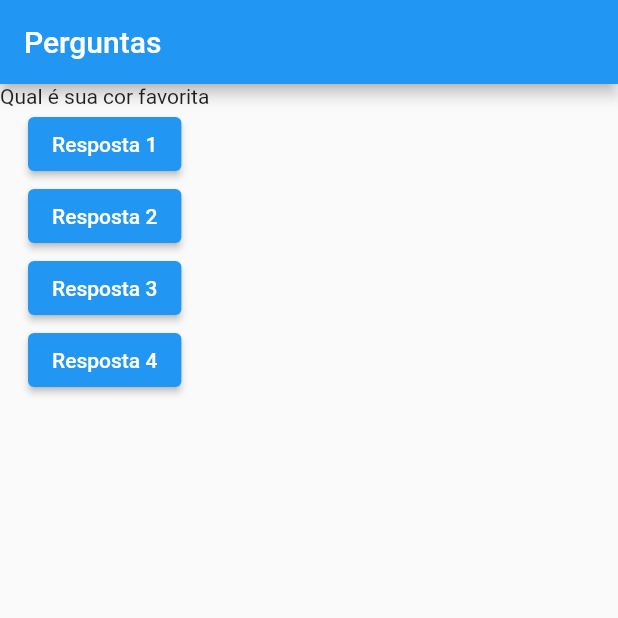
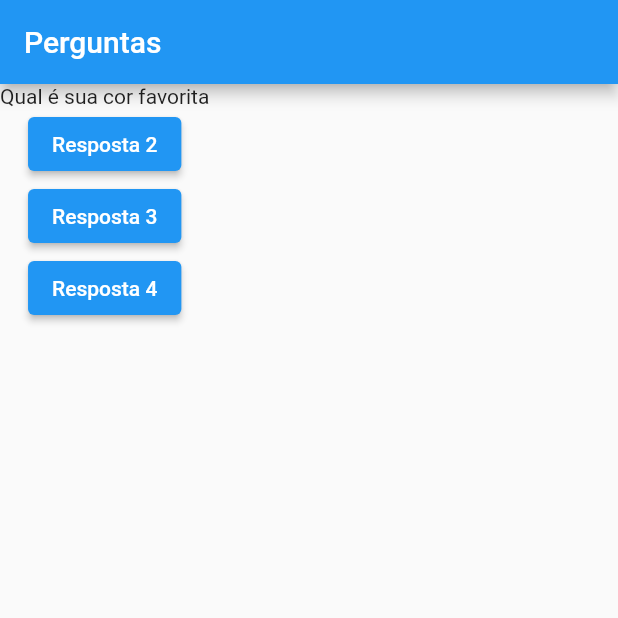
Before and after one commit to Txuxto/prime, a Flutter app: the screen it shows after launch, on a phone screen of 412 x 824 dp, the top half of it. Run offline on Flutter 3.47's test engine with Material 2 defaults, Android fonts, the phone set to English and light mode, and no system bars.

Commit message:
Testando funçao que chama função

```diff
--- a/lib/main.dart
+++ b/lib/main.dart
@@ -29,11 +29,14 @@
         children: [
           //Text(perguntas.elementAt(0)),
           Text(perguntas[0]),
-          ElevatedButton(onPressed: responder, child: Text('Resposta 1')),
+          //ElevatedButton(onPressed: responder, child: Text('Resposta 1')),
           //teve se usar responder e nao responder(), pois está se passando uma função e não chamando ela.
-          ElevatedButton(onPressed: responder, child: Text('Resposta 2')),
-          ElevatedButton(onPressed: responder, child: Text('Resposta 3')),
-          ElevatedButton(onPressed: responder, child: Text('Resposta 4')),
+          ElevatedButton(
+              onPressed: funcaoQueRetornaFuncao, child: Text('Resposta 2')),
+          ElevatedButton(
+              onPressed: funcaoQueRetornaFuncao, child: Text('Resposta 3')),
+          ElevatedButton(
+              onPressed: funcaoQueRetornaFuncao, child: Text('Resposta 4')),
         ],
       ),
     ));
```
